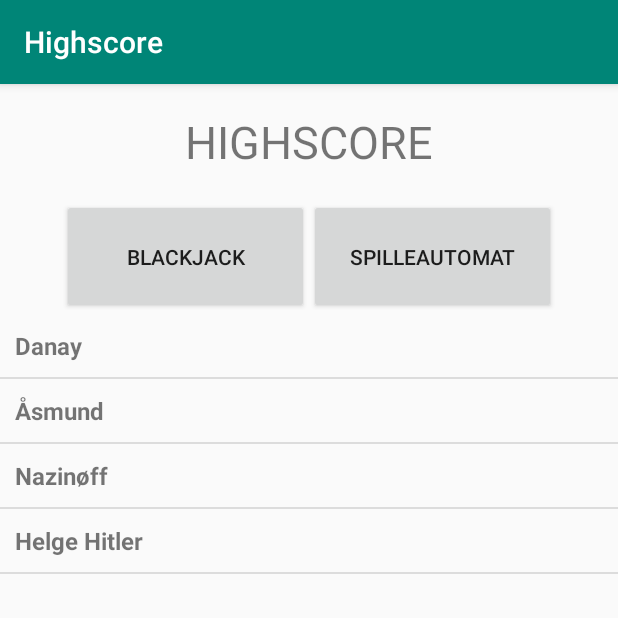
After one commit to dnelvik/CasinoApp, an Android app: the HighscoreActivity screen opened directly, with no data from a screen before it, on a phone screen of 412 x 824 dp, the top half of it. The commit adds this screen. Run offline under Robolectric (Android 15) with nearby library versions, the phone set to English and light mode, and no system bars; network calls fail; Roboto replaces fonts that are not available here.

Commit message:
Highscoreshit

```diff
--- a/app/src/main/AndroidManifest.xml
+++ b/app/src/main/AndroidManifest.xml
@@ -12,7 +12,10 @@
         android:roundIcon="@mipmap/ic_launcher_round"
         android:supportsRtl="true"
         android:theme="@style/AppTheme">
-        <activity android:name=".login.RegisterUserActivity"></activity>
+        <activity
+            android:name=".HighscoreActivity"
+            android:label="Highscore"></activity>
+        <activity android:name=".login.RegisterUserActivity" />
         <activity android:name=".login.LoginActivity" />
         <activity
             android:name=".blackjack.Blackjack"
@@ -22,7 +25,6 @@
             android:theme="@style/AppTheme.NoActionBar">
             <intent-filter>
                 <action android:name="android.intent.action.MAIN" />
-
                 <category android:name="android.intent.category.LAUNCHER" />
             </intent-filter>
         </activity>
--- /dev/null
+++ b/app/src/main/java/com/example/dnelv/casino/HighscoreActivity.java
@@ -0,0 +1,42 @@
+package com.example.dnelv.casino;
+
+import android.content.Context;
+import android.support.v7.app.AppCompatActivity;
+import android.os.Bundle;
+import android.view.LayoutInflater;
+import android.view.View;
+import android.view.ViewGroup;
+import android.widget.AdapterView;
+import android.widget.ArrayAdapter;
+import android.widget.EditText;
+import android.widget.ListView;
+
+public class HighscoreActivity extends AppCompatActivity {
+
+    ListView highscoreListe;
+    String[] userTabell = {"Danay", "Åsmund", "Nazinøff", "Helge Hitler"};
+
+    @Override
+    protected void onCreate(Bundle savedInstanceState) {
+        super.onCreate(savedInstanceState);
+        setContentView(R.layout.activity_highscore);
+
+        highscoreListe = findViewById(R.id.highscoreListID);
+        final ArrayAdapter<String> arrayAdapter = new ArrayAdapter<String>(this, R.layout.list_item, R.id.product_name, userTabell);
+        highscoreListe.setAdapter(arrayAdapter);
+
+        highscoreListe.setOnItemClickListener(new AdapterView.OnItemClickListener() {
+            @Override
+            public void onItemClick(AdapterView<?> parent, View view, int position, long id) {
+                String user = arrayAdapter.getItem(position);
+            }
+        });
+    }
+
+    public void VisSpilleAutomatHighscores(View view) {
+    }
+
+    public void VisBlackjackHighscores(View view) {
+    }
+
+}
--- a/app/src/main/java/com/example/dnelv/casino/MainActivity.java
+++ b/app/src/main/java/com/example/dnelv/casino/MainActivity.java
@@ -108,6 +108,9 @@ public class MainActivity extends AppCompatActivity implements NavigationView.On
             case R.id.nav_settings:
                 getSupportFragmentManager().beginTransaction().replace(R.id.fragment_container, new SettingsFragment()).commit();
                 break;
+            case R.id.nav_highscore:
+                Intent highscoreIntent = new Intent(this, HighscoreActivity.class);
+                startActivity(highscoreIntent);
         }
         drawer.closeDrawer(GravityCompat.START);
         return true;
--- /dev/null
+++ b/app/src/main/res/layout/activity_highscore.xml
@@ -0,0 +1,47 @@
+<?xml version="1.0" encoding="utf-8"?>
+<LinearLayout xmlns:android="http://schemas.android.com/apk/res/android"
+    xmlns:tools="http://schemas.android.com/tools"
+    android:layout_width="match_parent"
+    android:layout_height="match_parent"
+    android:orientation="vertical"
+    tools:context=".HighscoreActivity"
+    android:weightSum="1">
+
+    <TextView
+        android:layout_width="match_parent"
+        android:layout_height="0dp"
+        android:layout_weight=".1"
+        android:text="HIGHSCORE"
+        android:gravity="center"
+        android:textSize="30sp"/>
+    <LinearLayout
+        android:layout_width="match_parent"
+        android:layout_height="0dp"
+        android:layout_weight=".1"
+        android:weightSum="1"
+        android:orientation="horizontal"
+        android:gravity="center_horizontal">
+
+        <Button
+            android:id="@+id/blackjack_highscore_button"
+            android:layout_width="0dp"
+            android:layout_height="match_parent"
+            android:layout_weight=".4"
+            android:text="Blackjack"
+            android:onClick="VisBlackjackHighscores"/>
+        <Button
+            android:id="@+id/spilleautomat_highscore_button"
+            android:layout_width="0dp"
+            android:layout_height="match_parent"
+            android:layout_weight=".4"
+            android:text="Spilleautomat"
+            android:onClick="VisSpilleAutomatHighscores"/>
+    </LinearLayout>
+
+    <ListView
+        android:id="@+id/highscoreListID"
+        android:layout_width="match_parent"
+        android:layout_height="0dp"
+        android:layout_weight=".8"></ListView>
+
+</LinearLayout>
--- /dev/null
+++ b/app/src/main/res/layout/list_item.xml
@@ -0,0 +1,17 @@
+<?xml version="1.0" encoding="utf-8"?>
+<LinearLayout xmlns:android="http://schemas.android.com/apk/res/android"
+    android:layout_width="match_parent"
+    android:layout_height="match_parent"
+    android:orientation="vertical" >
+
+    <!-- Single ListItem -->
+
+    <!-- Product Name -->
+    <TextView android:id="@+id/product_name"
+        android:layout_width="fill_parent"
+        android:layout_height="wrap_content"
+        android:padding="10dip"
+        android:textSize="16dip"
+        android:textStyle="bold"/>
+
+</LinearLayout>
--- a/app/src/main/res/menu/drawer_menu.xml
+++ b/app/src/main/res/menu/drawer_menu.xml
@@ -15,6 +15,9 @@
             android:id="@+id/nav_settings"
             android:icon="@drawable/ic_settings"
             android:title="Settings" />
+        <item
+            android:id="@+id/nav_highscore"
+            android:title="Highscore" />
     </group>
 
 </menu>
```
